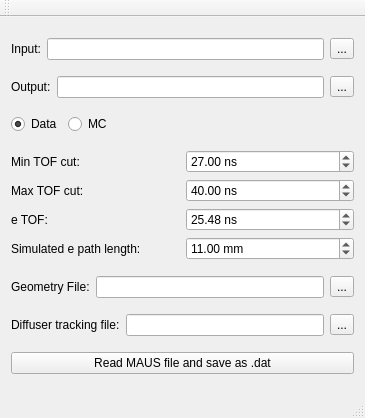
First picture: the form in mainwindow.ui, repository victoriablackmore/Extract-MAUS-data, before the edit.
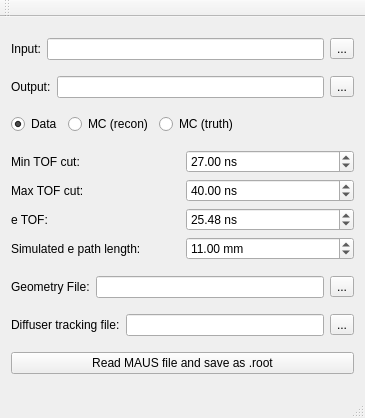
Second picture: the form after the edit.

Commit message:
Adding MC truth extractor
Can now select MC truth as an option when building the extracted ROOT
file. Virtual planes don’t yet exist in most MC’s around TOF0/1/2 and
the diffuser, but have been requested. A future update will use the new
virtual planes.

To compare MC truth with recon, use ROOTs TTree->AddFriend() function.

Patch:
```diff
--- a/mainwindow.ui
+++ b/mainwindow.ui
@@ -80,7 +80,14 @@
            <string>&lt;html&gt;&lt;head/&gt;&lt;body&gt;&lt;p&gt;Select if input is MC. &lt;/p&gt;&lt;p&gt;&lt;br/&gt;&lt;/p&gt;&lt;p&gt;(Changes TOF0-1 position calibration and Rogers tracking file)&lt;/p&gt;&lt;/body&gt;&lt;/html&gt;</string>
           </property>
           <property name="text">
-           <string>MC</string>
+           <string>MC (recon)</string>
+          </property>
+         </widget>
+        </item>
+        <item>
+         <widget class="QRadioButton" name="btn_isMCtruth">
+          <property name="text">
+           <string>MC (truth)</string>
           </property>
          </widget>
         </item>
@@ -260,7 +267,7 @@
     <item>
      <widget class="QPushButton" name="btn_go">
       <property name="text">
-       <string>Read MAUS file and save as .dat</string>
+       <string>Read MAUS file and save as .root</string>
       </property>
      </widget>
     </item>
```
The commit also changes 8 other files.
